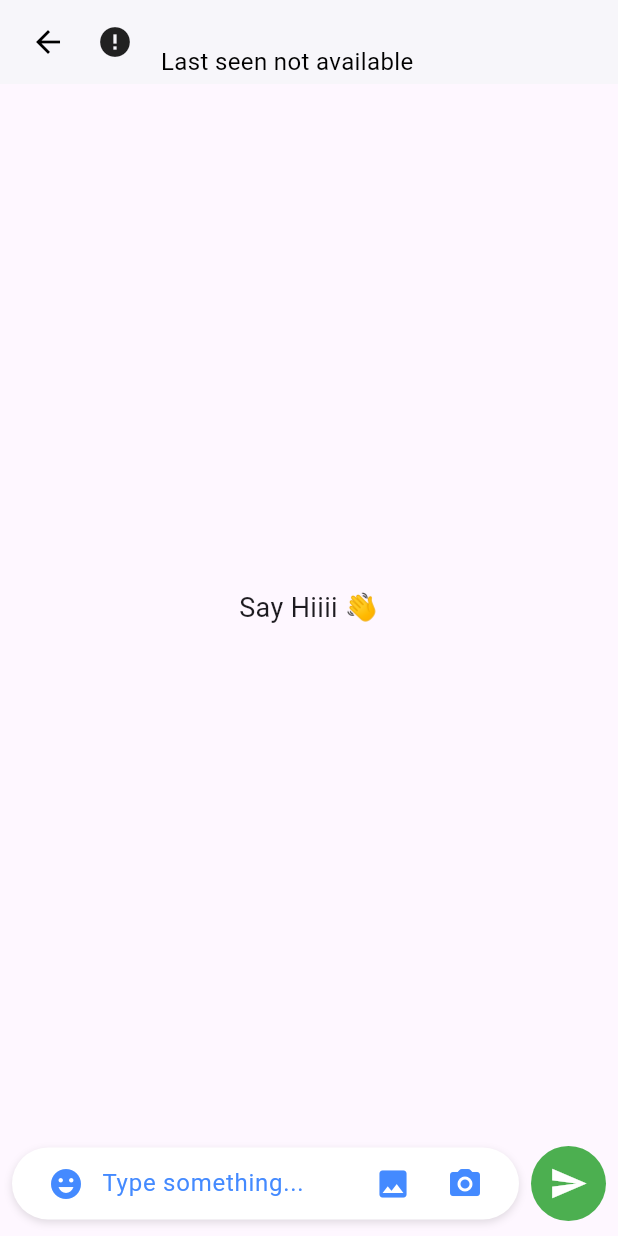
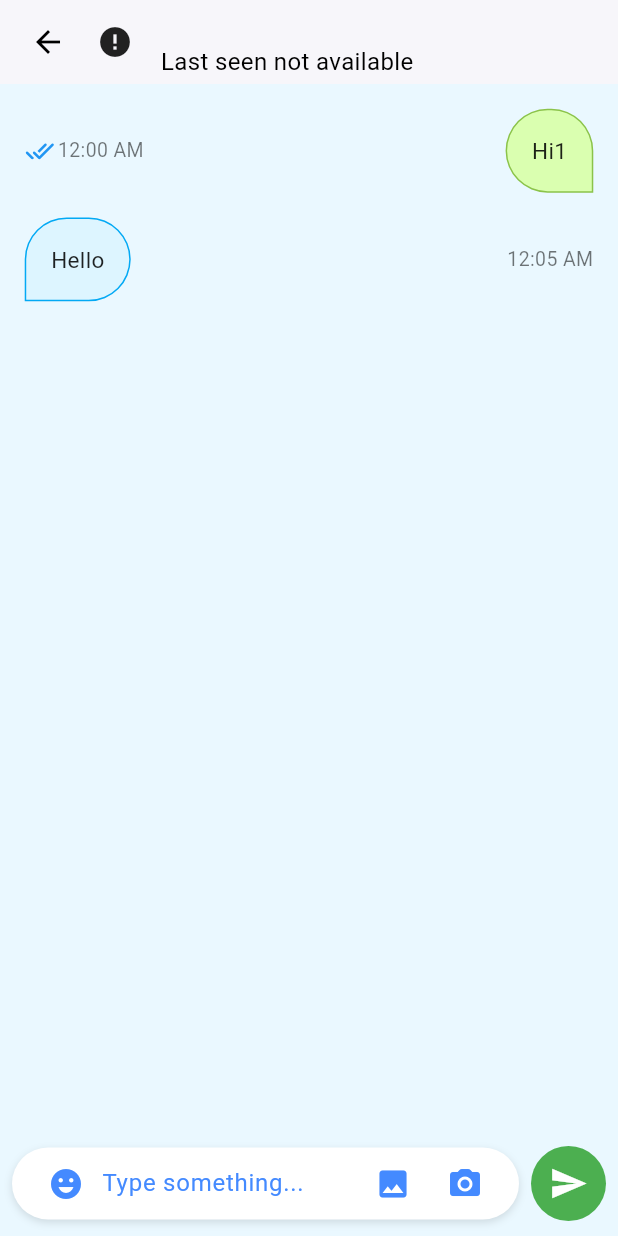
Before and after one commit to anish03mondal/Chat-Me, a Flutter app: the ChatScreen screen opened directly with empty values, on a phone screen of 412 x 824 dp. Run offline on Flutter 3.47's test engine with Material 3 defaults, Android fonts, the phone set to English and light mode, and no system bars; drawn by our look-alikes of cached_network_image; our stand-ins replace cloud_firestore, file_picker, firebase_auth, firebase_core, google_sign_in, image_picker and 1 more; accounts and stored records are empty; network calls fail.

Commit message:
version2.7

```diff
--- a/lib/models/message.dart
+++ b/lib/models/message.dart
@@ -1,5 +1,5 @@
-class AutoGenerate {
-  AutoGenerate({
+class Message {
+  Message({
     required this.fromId,
     required this.msg,
     required this.read,
@@ -14,7 +14,7 @@ class AutoGenerate {
   late final String toId;
   late final Type type;
 
-  AutoGenerate.fromJson(Map<String, dynamic> json){
+  Message.fromJson(Map<String, dynamic> json){
     fromId = json['fromId'].toString();
     msg = json['msg'].toString();
     read = json['read'].toString();
--- a/lib/screens/chat_screen.dart
+++ b/lib/screens/chat_screen.dart
@@ -2,6 +2,8 @@ import 'package:cached_network_image/cached_network_image.dart';
 import 'package:chat_me/api/apis.dart';
 import 'package:chat_me/main.dart';
 import 'package:chat_me/models/chat_user.dart';
+import 'package:chat_me/models/message.dart';
+import 'package:chat_me/widgets/message_card.dart';
 import 'package:flutter/foundation.dart';
 import 'package:flutter/material.dart';
 
@@ -14,6 +16,8 @@ class ChatScreen extends StatefulWidget {
 }
 
 class _ChatScreenState extends State<ChatScreen> {
+  //for storing all meesages
+  List<Message> _list = [];
   @override
   Widget build(BuildContext context) {
     return Scaffold(
@@ -23,6 +27,8 @@ class _ChatScreenState extends State<ChatScreen> {
         elevation: 1,
         flexibleSpace: SafeArea(child: _appBar()),
       ),
+
+      backgroundColor: Color.fromARGB(255, 234, 248, 255),
 
       body: Column(
         children: [
@@ -53,7 +59,28 @@ class _ChatScreenState extends State<ChatScreen> {
                     //     data?.map((e) => ChatUser.fromJson(e.data())).toList() ??
                     //     [];
 
-                    final _list = [];
+                    _list.clear();
+                    _list.add(
+                      Message(
+                        toId: 'xyz',
+                        msg: 'Hi1',
+                        read: '',
+                        type: Type.text,
+                        fromId: APIs.user.uid,
+                        sent: '12:00 AM',
+                      ),
+                    ); // Message
+
+                    _list.add(
+                      Message(
+                        toId: APIs.user.uid,
+                        msg: 'Hello',
+                        read: '',
+                        type: Type.text,
+                        fromId: 'xyz',
+                        sent: '12:05 AM',
+                      ),
+                    );
 
                     if (_list.isNotEmpty) {
                       return ListView.builder(
@@ -61,7 +88,7 @@ class _ChatScreenState extends State<ChatScreen> {
                         padding: EdgeInsets.only(top: mq.height * .01),
                         physics: BouncingScrollPhysics(),
                         itemBuilder: (context, index) {
-                          return Text('Message');
+                          return MessageCard(message: _list[index]);
                           //return Text('Name: ${list[index]}');
                         },
                       );
--- /dev/null
+++ b/lib/widgets/message_card.dart
@@ -0,0 +1,120 @@
+import 'package:chat_me/api/apis.dart';
+import 'package:chat_me/main.dart';
+import 'package:chat_me/models/message.dart';
+import 'package:flutter/material.dart';
+
+class MessageCard extends StatefulWidget {
+  const MessageCard({super.key, required this.message});
+
+  final Message message;
+
+  @override
+  State<MessageCard> createState() => _MessageCardState();
+}
+
+class _MessageCardState extends State<MessageCard> {
+  @override
+  Widget build(BuildContext context) {
+    return APIs.user.uid == widget.message.fromId
+        ? _greenMessage()
+        : _blueMessage();
+  }
+
+  // sender or another user message
+  Widget _blueMessage() {
+    return Row(
+      mainAxisAlignment: MainAxisAlignment.spaceBetween,
+      //message content
+      children: [
+        Flexible(
+          child: Container(
+            padding: EdgeInsets.all(mq.width * .04),
+            margin: EdgeInsets.symmetric(
+              horizontal: mq.width * .04,
+              vertical: mq.height * .01,
+            ),
+            decoration: BoxDecoration(
+              color: Color.fromARGB(255, 221, 245, 255),
+              border: Border.all(color: Colors.lightBlue),
+              //making border curver
+              borderRadius: BorderRadius.only(
+                topLeft: Radius.circular(30),
+                topRight: Radius.circular(30),
+                bottomRight: Radius.circular(30),
+              ),
+            ),
+            child: Text(
+              widget.message.msg,
+              style: TextStyle(fontSize: 15, color: Colors.black87),
+            ),
+          ),
+        ),
+
+        //image time
+        Padding(
+          padding: EdgeInsets.only(right: mq.width * .04),
+          child: Text(
+            widget.message.sent,
+            style: TextStyle(fontSize: 13, color: Colors.black54),
+          ),
+        ),
+      ],
+    );
+  }
+
+  // our or user message
+  Widget _greenMessage() {
+    return Row(
+      mainAxisAlignment: MainAxisAlignment.spaceBetween,
+
+      children: [
+
+
+        //message time
+        Row(
+          children: [
+            //for adding some space
+            SizedBox(width: mq.width * .04),
+            //double tick blue icon for message read
+            Icon(Icons.done_all_rounded, color: Colors.blue, size: 20,),
+
+            //for adding some space
+            SizedBox(width: 2,),
+
+            //read time
+                Text(
+                '${widget.message.read}12:00 AM',
+                style: TextStyle(fontSize: 13, color: Colors.black54),
+              ),
+
+          ],
+        ),
+
+        //message content
+        Flexible(
+          child: Container(
+            padding: EdgeInsets.all(mq.width * .04),
+            margin: EdgeInsets.symmetric(
+              horizontal: mq.width * .04,
+              vertical: mq.height * .01,
+            ),
+            decoration: BoxDecoration(
+              color: Color.fromARGB(255, 218, 255, 176),
+              border: Border.all(color: Colors.lightGreen),
+              //making border curver
+              borderRadius: BorderRadius.only(
+                topLeft: Radius.circular(30),
+                topRight: Radius.circular(30),
+                bottomLeft: Radius.circular(30),
+              ),
+            ),
+            child: Text(
+              widget.message.msg,
+              style: TextStyle(fontSize: 15, color: Colors.black87),
+            ),
+          ),
+        ),
+      ],
+    );
+  }
+}
```
